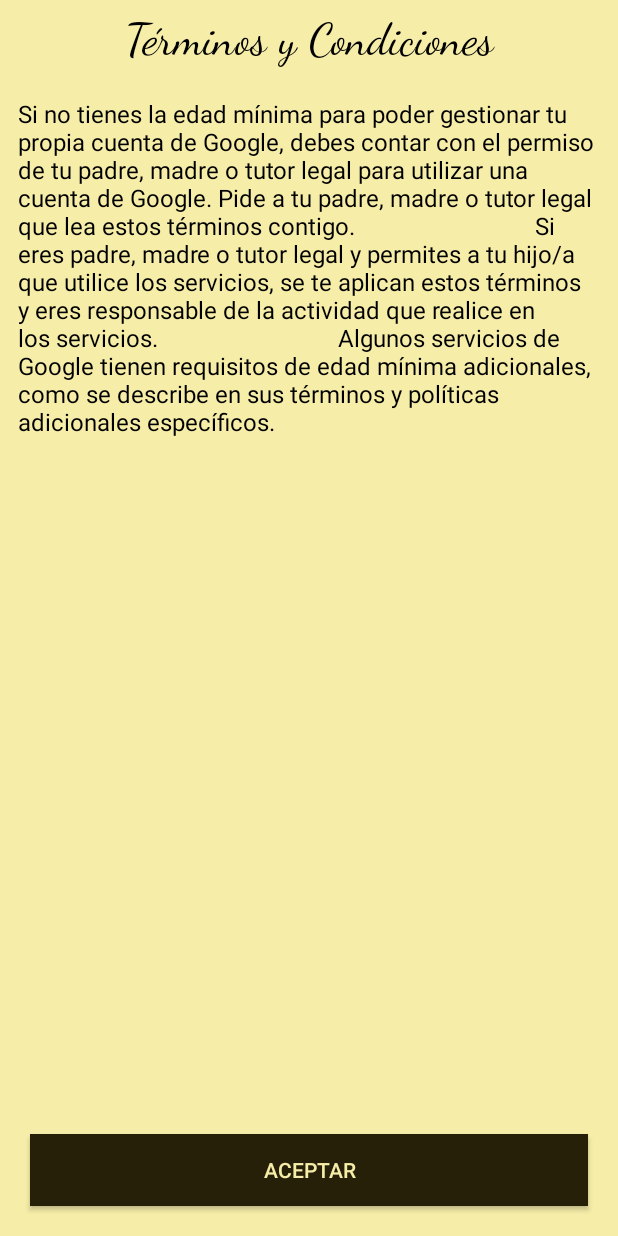
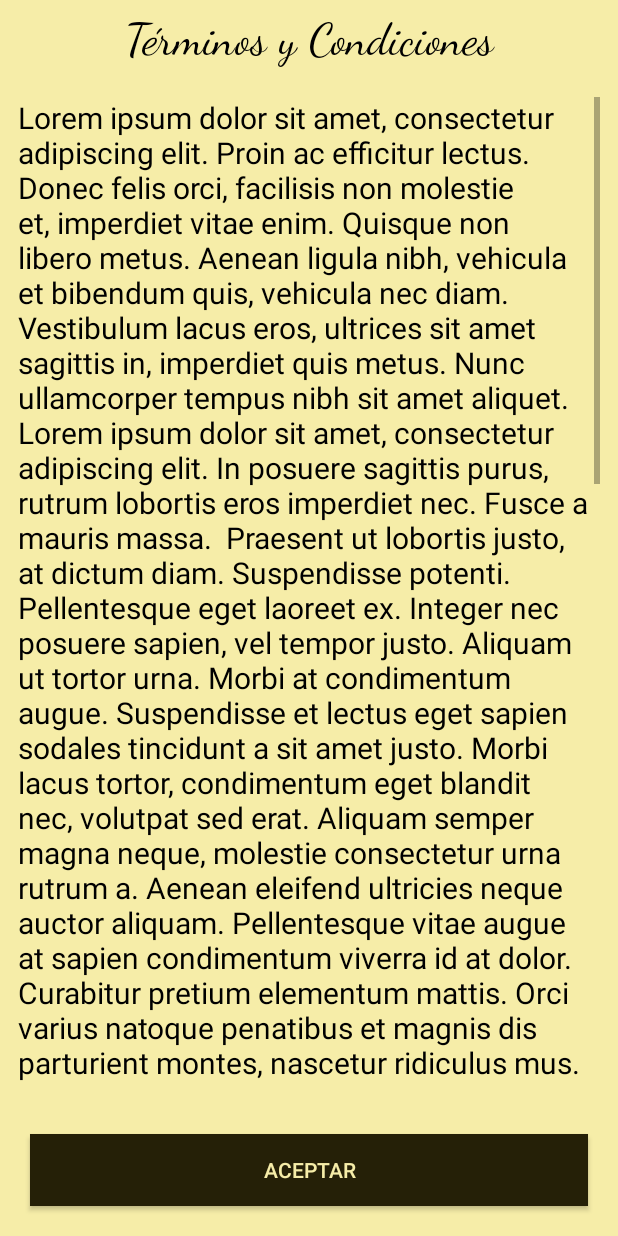
Before and after one commit to Federco1/WorldBook, an Android app: the TerminosYCondicionesActivity screen opened directly, with no data from a screen before it, on a phone screen of 412 x 824 dp. Run offline under Robolectric (Android 15) with nearby library versions, the phone set to English and light mode, and no system bars.

Commit message:
Creacion de la pantalla "terminos y condiciones"

```diff
--- a/app/src/main/java/com/example/worldbook/TerminosYCondicionesActivity.kt
+++ b/app/src/main/java/com/example/worldbook/TerminosYCondicionesActivity.kt
@@ -6,20 +6,18 @@ import android.util.Log
 import android.widget.Button
 import androidx.activity.enableEdgeToEdge
 import androidx.appcompat.app.AppCompatActivity
-import androidx.appcompat.widget.Toolbar
 import androidx.core.view.ViewCompat
 import androidx.core.view.WindowInsetsCompat
 
 class TerminosYCondicionesActivity : AppCompatActivity() {
     lateinit var btnAceptarTyC: Button
-    lateinit var toolbar: Toolbar
 
     override fun onCreate(savedInstanceState: Bundle?) {
         super.onCreate(savedInstanceState)
         enableEdgeToEdge()
         setContentView(R.layout.activity_terminos_ycondiciones)
 
-        // Ajuste del padding para las barras del sistema
+
         ViewCompat.setOnApplyWindowInsetsListener(findViewById(R.id.main)) { v, insets ->
             val systemBars = insets.getInsets(WindowInsetsCompat.Type.systemBars())
             v.setPadding(systemBars.left, systemBars.top, systemBars.right, systemBars.bottom)
@@ -27,8 +25,6 @@ class TerminosYCondicionesActivity : AppCompatActivity() {
         }
 
 
-
-        // Configurar botón aceptar
         btnAceptarTyC = findViewById(R.id.btn_aceptar_tyc)
         btnAceptarTyC.setOnClickListener {
             Log.i("TODO", "Se aceptan los términos y condiciones")
--- a/app/src/main/res/layout/activity_terminos_ycondiciones.xml
+++ b/app/src/main/res/layout/activity_terminos_ycondiciones.xml
@@ -10,7 +10,7 @@
     android:background="@color/vainilla"
     tools:context=".TerminosYCondicionesActivity">
 
-    <!-- Título de términos y condiciones -->
+
     <TextView
         android:layout_width="match_parent"
         android:layout_height="wrap_content"
@@ -18,10 +18,9 @@
         android:gravity="center"
         android:text="Términos y Condiciones"
         android:fontFamily="cursive"
-        android:textSize="30dp"
+        android:textSize="30sp"
         android:textColor="@color/black" />
 
-    <!-- ScrollView para el contenido de términos y condiciones -->
     <ScrollView
         android:layout_width="match_parent"
         android:layout_height="0dp"
@@ -30,16 +29,20 @@
         <TextView
             android:layout_width="match_parent"
             android:layout_height="wrap_content"
-            android:textSize="16sp"
+            android:textSize="20sp"
             android:textColor="@color/black"
-            android:text="Si no tienes la edad mínima para poder gestionar tu propia cuenta de Google, debes contar con el permiso de tu padre, madre o tutor legal para utilizar una cuenta de Google. Pide a tu padre, madre o tutor legal que lea estos términos contigo.
+            android:text="Lorem ipsum dolor sit amet, consectetur adipiscing elit. Proin ac efficitur lectus. Donec felis orci, facilisis non molestie et, imperdiet vitae enim. Quisque non libero metus. Aenean ligula nibh, vehicula et bibendum quis, vehicula nec diam. Vestibulum lacus eros, ultrices sit amet sagittis in, imperdiet quis metus. Nunc ullamcorper tempus nibh sit amet aliquet. Lorem ipsum dolor sit amet, consectetur adipiscing elit. In posuere sagittis purus, rutrum lobortis eros imperdiet nec. Fusce a mauris massa.
 
-                            Si eres padre, madre o tutor legal y permites a tu hijo/a que utilice los servicios, se te aplican estos términos y eres responsable de la actividad que realice en los servicios.
+Praesent ut lobortis justo, at dictum diam. Suspendisse potenti. Pellentesque eget laoreet ex. Integer nec posuere sapien, vel tempor justo. Aliquam ut tortor urna. Morbi at condimentum augue. Suspendisse et lectus eget sapien sodales tincidunt a sit amet justo. Morbi lacus tortor, condimentum eget blandit nec, volutpat sed erat. Aliquam semper magna neque, molestie consectetur urna rutrum a. Aenean eleifend ultricies neque auctor aliquam. Pellentesque vitae augue at sapien condimentum viverra id at dolor.
 
-                            Algunos servicios de Google tienen requisitos de edad mínima adicionales, como se describe en sus términos y políticas adicionales específicos." />
+Curabitur pretium elementum mattis. Orci varius natoque penatibus et magnis dis parturient montes, nascetur ridiculus mus. Sed fringilla diam vel eleifend vestibulum. Nullam maximus est a maximus varius. Cras sollicitudin ut elit id elementum. Aliquam erat volutpat. Curabitur id sagittis tortor. Curabitur et metus at nisl mattis auctor sit amet nec massa. Nunc neque dui, dapibus eget urna at, condimentum porttitor massa. Nunc viverra quam et risus ultrices fermentum. Sed gravida luctus ante a tristique. Pellentesque dictum erat mauris, ac euismod leo condimentum eu. Integer fermentum augue a odio accumsan efficitur. Donec iaculis eget felis et commodo.
+
+Suspendisse in lacus mattis, mollis dolor quis, consequat quam. Maecenas at turpis aliquet, aliquam leo eget, malesuada libero. Interdum et malesuada fames ac ante ipsum primis in faucibus. Integer eleifend bibendum velit in sodales. Donec vestibulum tempus pretium. Etiam congue, urna sagittis tempor dictum, massa turpis varius sem, a condimentum lorem nisl id est. Suspendisse lacinia magna ut elementum venenatis. Fusce blandit leo nec dictum tempus. Donec neque nunc, fermentum in bibendum ut, feugiat porta libero. Fusce ullamcorper dignissim erat, et commodo ipsum commodo in. Praesent eros neque, dignissim ac gravida vitae, sagittis eu sapien. Cras egestas, odio ac placerat eleifend, libero metus pulvinar diam, facilisis suscipit nulla dui ac arcu. Duis mollis urna in urna aliquam posuere.
+
+Lorem ipsum dolor sit amet, consectetur adipiscing elit. Ut varius tempor velit, non blandit leo feugiat nec. Etiam molestie quam at quam commodo, ut sagittis libero vestibulum. Ut feugiat pharetra nisi sit amet luctus. Maecenas ut tristique risus. Donec ultricies, purus vitae porttitor consequat, leo turpis molestie sem, vitae ultrices lorem purus tincidunt velit. Morbi eget hendrerit quam, sed euismod arcu."
+            />
     </ScrollView>
 
-    <!-- Botón aceptar -->
     <Button
         android:id="@+id/btn_aceptar_tyc"
         android:layout_width="match_parent"
```
